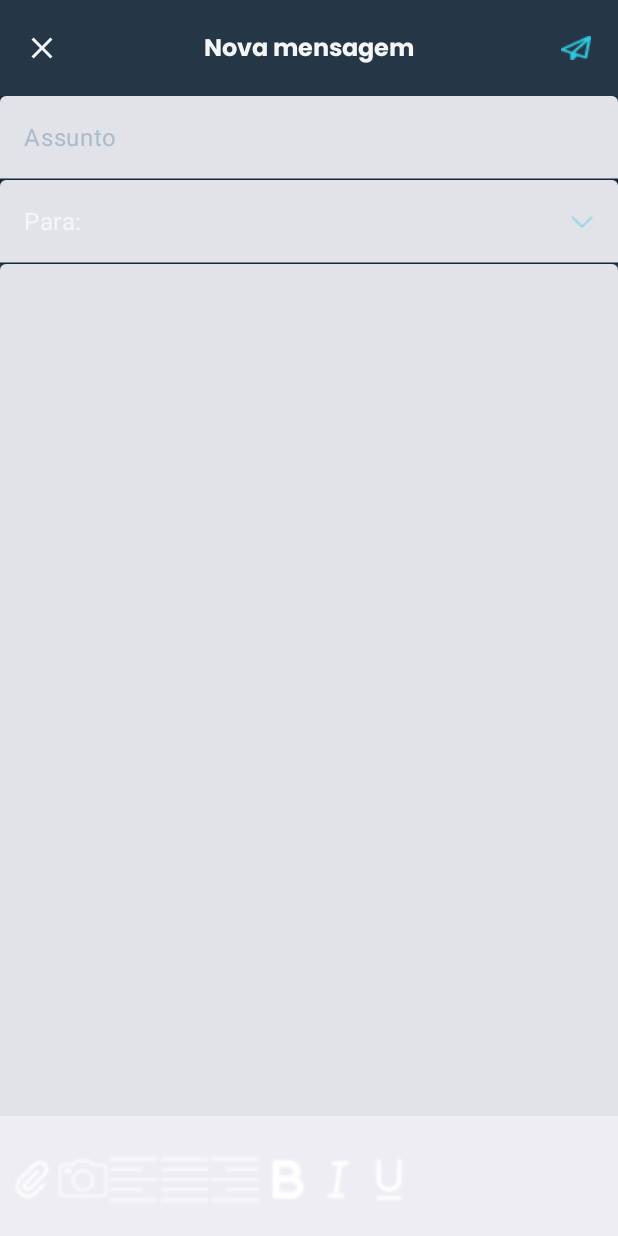
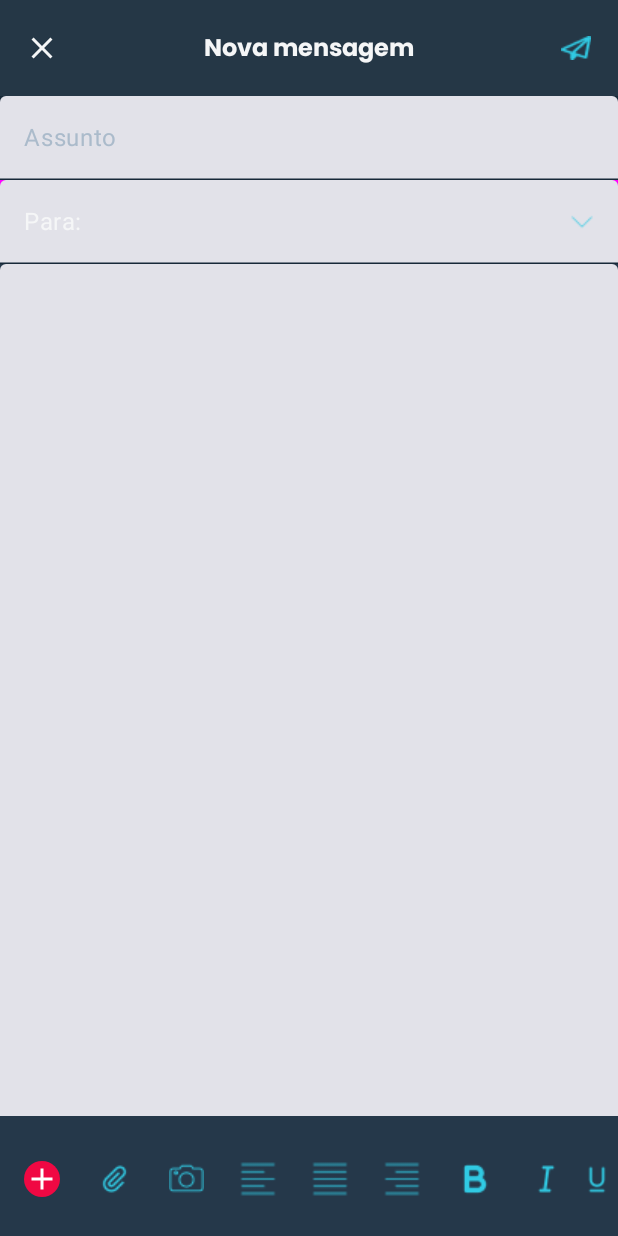
Before and after one commit to Helionaydias/TesteEmail, an Android app built with Jetpack Compose: the composable MensagemScreen shown on its own in the app's theme, on a phone screen of 412 x 824 dp. Run offline under Robolectric (Android 15) with nearby library versions, the phone set to English and light mode, and no system bars.

Commit message:
alterando a barrabottom

```diff
--- a/app/src/main/java/br/com/fiap/email/screens/Mensagem.kt
+++ b/app/src/main/java/br/com/fiap/email/screens/Mensagem.kt
@@ -1,8 +1,6 @@
 package br.com.fiap.email.screens
 
-import android.graphics.drawable.Icon
 import androidx.compose.foundation.background
-import androidx.compose.foundation.layout.Arrangement
 import androidx.compose.foundation.layout.Box
 import androidx.compose.foundation.layout.Column
 import androidx.compose.foundation.layout.fillMaxSize
@@ -11,58 +9,41 @@ import androidx.compose.foundation.layout.imePadding
 import androidx.compose.foundation.layout.navigationBarsPadding
 import androidx.compose.foundation.layout.padding
 import androidx.compose.foundation.layout.size
-import androidx.compose.foundation.text.BasicTextField
+import androidx.compose.foundation.shape.CircleShape
 import androidx.compose.foundation.text.KeyboardOptions
 import androidx.compose.material.icons.Icons
 import androidx.compose.material.icons.filled.Add
-import androidx.compose.material.icons.filled.ArrowBack
 import androidx.compose.material.icons.filled.Close
-import androidx.compose.material.icons.filled.Edit
-import androidx.compose.material.icons.filled.MailOutline
-import androidx.compose.material.icons.filled.Menu
-import androidx.compose.material.icons.filled.Send
 import androidx.compose.material3.BottomAppBar
-import androidx.compose.material3.Button
-import androidx.compose.material3.ButtonDefaults
 import androidx.compose.material3.CenterAlignedTopAppBar
 import androidx.compose.material3.ExperimentalMaterial3Api
-import androidx.compose.material3.FloatingActionButton
 import androidx.compose.material3.Icon
 import androidx.compose.material3.IconButton
-import androidx.compose.material3.MaterialTheme
 import androidx.compose.material3.Scaffold
 import androidx.compose.material3.Text
 import androidx.compose.material3.TextField
-import androidx.compose.material3.TextFieldColors
 import androidx.compose.material3.TextFieldDefaults
-import androidx.compose.material3.TopAppBar
 import androidx.compose.material3.TopAppBarDefaults
-import androidx.compose.material3.TopAppBarDefaults.topAppBarColors
 import androidx.compose.material3.rememberTopAppBarState
 import androidx.compose.runtime.Composable
 import androidx.compose.runtime.getValue
-import androidx.compose.runtime.mutableIntStateOf
 import androidx.compose.runtime.mutableStateOf
 import androidx.compose.runtime.remember
 import androidx.compose.runtime.setValue
-import androidx.compose.ui.Alignment
 import androidx.compose.ui.Modifier
+import androidx.compose.ui.draw.clip
 import androidx.compose.ui.graphics.Color
-import androidx.compose.ui.graphics.R
 import androidx.compose.ui.input.nestedscroll.nestedScroll
-import androidx.compose.ui.res.colorResource
 import androidx.compose.ui.res.painterResource
-import androidx.compose.ui.text.TextStyle
 import androidx.compose.ui.text.font.FontWeight
 import androidx.compose.ui.text.input.ImeAction
 import androidx.compose.ui.text.input.KeyboardType
-import androidx.compose.ui.text.style.TextAlign
 import androidx.compose.ui.text.style.TextOverflow
 import androidx.compose.ui.unit.dp
 import androidx.compose.ui.unit.sp
 import androidx.navigation.NavController
 import br.com.fiap.email.ui.theme.PoppinsBold
-import br.com.fiap.email.ui.theme.PoppinsMedium
+
 
 @OptIn(ExperimentalMaterial3Api::class)
 @Composable
@@ -133,20 +114,107 @@ fun MensagemScreen(navController: NavController) {
                 )
 
 
-            },
 
 
 
+            },
+
+            bottomBar = {
+                BottomAppBar(
+                   modifier = Modifier.background(Color.Yellow),
+                    containerColor = Color(0xff25384A),
+                    actions = {
+                        IconButton(onClick = { /* do something */ }) {
+                            Icon(Icons.Filled.Add, "Localized description",
+                                modifier = Modifier
+                                    .size(24.dp)
+                                    .clip(CircleShape)
+                                    .background(Color(0xffF00843)),
+                                tint = Color(0xffFFFFFF),
+                            )
+                        }
+                        IconButton(onClick = { /* do something */ }) {
+                            Icon(
+                                painter = painterResource(id = br.com.fiap.email.R.drawable.attach),
+                                contentDescription = "Buscar",
+                                tint = Color(0xff30CAE3),
+                                modifier = Modifier.size(24.dp)
+                            )
+                        }
+
+                        IconButton(onClick = { /* do something */ }) {
+
+                       Icon(
+                           painter = painterResource(id = br.com.fiap.email.R.drawable.camera),
+                           contentDescription = "Buscar",
+                           tint = Color(0xff30CAE3),
+                           modifier = Modifier.size(24.dp)
+                        )
+                        }
+                        IconButton(onClick = { /* do something */ }) {
+                            Icon(
+                            painter = painterResource(id = br.com.fiap.email.R.drawable.align_left),
+                            contentDescription = "Buscar",
+                            tint =  Color(0xff30CAE3),
+                            modifier = Modifier.size(24.dp)
+                        )
+                        }
+                        IconButton(onClick = { /* do something */ }) {
+                            Icon(
+                            painter = painterResource(id = br.com.fiap.email.R.drawable.align_justify),
+                            contentDescription = "Buscar",
+                            tint =  Color(0xff30CAE3),
+                            modifier = Modifier.size(24.dp)
+                        )
+                        }
+                        IconButton(onClick = { /* do something */ }) {
+
+                            Icon(
+                                painter = painterResource(id = br.com.fiap.email.R.drawable.align_right),
+                                contentDescription = "Buscar",
+                                tint =  Color(0xff30CAE3),
+                                modifier = Modifier.size(24.dp)
+                            )
+                        }
+                        IconButton(onClick = { /* do something */ }) {
+                            Icon(
+                                painter = painterResource(id = br.com.fiap.email.R.drawable.bold),
+                                contentDescription = "Buscar",
+                                tint = Color(0xff30CAE3),
+                                modifier = Modifier.size(24.dp)
+                            )
+                        }
+                        IconButton(onClick = { /* do something */ }) {
+                            Icon(
+                                painter = painterResource(id = br.com.fiap.email.R.drawable.italic),
+                                contentDescription = "Buscar",
+                                tint = Color(0xff30CAE3),
+                                modifier = Modifier.size(24.dp)
+                            )
+                        }
+
+                        IconButton(onClick = { /* do something */ }) {
+                            Icon(
+                                painter = painterResource(id = br.com.fiap.email.R.drawable.underline),
+                                contentDescription = "Buscar",
+                                tint = Color(0xff30CAE3),
+                                modifier = Modifier.size(24.dp)
+                            )
+                        }
+                    }
+                )
+            },
         ) { innerPadding ->
-            Box ( modifier = Modifier
+            Box( modifier = Modifier
                 .fillMaxSize()
                 .padding(innerPadding)
                 .imePadding()
+
             ){
                 Column(
                     modifier = Modifier
                         .fillMaxSize()
-
+                        .background(Color.Green)
 
                 ) {
                     TextField(
@@ -181,15 +249,19 @@ fun MensagemScreen(navController: NavController) {
                         placeholder = {
                             Text(text = "Para:")
                         },
+
                         modifier = Modifier
                             .fillMaxWidth()
-                            .background(Color(0xFF172938)),
+                            .background(Color.Magenta),
                         colors = TextFieldDefaults.colors(
                             unfocusedIndicatorColor = Color(0xff172938),
                             focusedIndicatorColor = Color.Transparent,
                             cursorColor = Color(0xffF5F6F7),
-                            unfocusedPlaceholderColor = Color(0xffF5F6F7)
+                            unfocusedPlaceholderColor = Color(0xffF5F6F7),
+
+
                         ),
+
                         keyboardOptions = KeyboardOptions(
                             keyboardType = KeyboardType.Email,
                             imeAction = ImeAction.Next
@@ -287,65 +359,9 @@ fun MensagemScreen(navController: NavController) {
 
                 }
 
-                BottomAppBar(
-                    modifier = Modifier
-                        .align(Alignment.BottomCenter)
-                        .background(Color(0xFF172938))
-                        .imePadding()
-                        .navigationBarsPadding(),
-                    actions = {
-                        Icon(
-                            painter = painterResource(id = br.com.fiap.email.R.drawable.attach),
-                            contentDescription = "Buscar",
-                            tint = Color.White,
-                            modifier = Modifier.size(34.dp)
-                        )
-                        Icon(
-                            painter = painterResource(id = br.com.fiap.email.R.drawable.camera),
-                            contentDescription = "Buscar",
-                            tint = Color.White,
-                            modifier = Modifier.size(34.dp)
-                        )
-                        Icon(
-                            painter = painterResource(id = br.com.fiap.email.R.drawable.align_left),
-                            contentDescription = "Buscar",
-                            tint = Color.White,
-                            modifier = Modifier.size(34.dp)
-                        )
-                        Icon(
-                            painter = painterResource(id = br.com.fiap.email.R.drawable.align_justify),
-                            contentDescription = "Buscar",
-                            tint = Color.White,
-                            modifier = Modifier.size(34.dp)
-                        )
-                        Icon(
-                            painter = painterResource(id = br.com.fiap.email.R.drawable.align_right),
-                            contentDescription = "Buscar",
-                            tint = Color.White,
-                            modifier = Modifier.size(34.dp)
-                        )
-                        Icon(
-                            painter = painterResource(id = br.com.fiap.email.R.drawable.bold),
-                            contentDescription = "Buscar",
-                            tint = Color.White,
-                            modifier = Modifier.size(34.dp)
-                        )
-                        Icon(
-                            painter = painterResource(id = br.com.fiap.email.R.drawable.italic),
-                            contentDescription = "Buscar",
-                            tint = Color.White,
-                            modifier = Modifier.size(34.dp)
-                        )
-                        Icon(
-                            painter = painterResource(id = br.com.fiap.email.R.drawable.underline),
-                            contentDescription = "Buscar",
-                            tint = Color.White,
-                            modifier = Modifier.size(34.dp)
-                        )
 
 
-                    }
-                )
+
             }
         }
 
```
